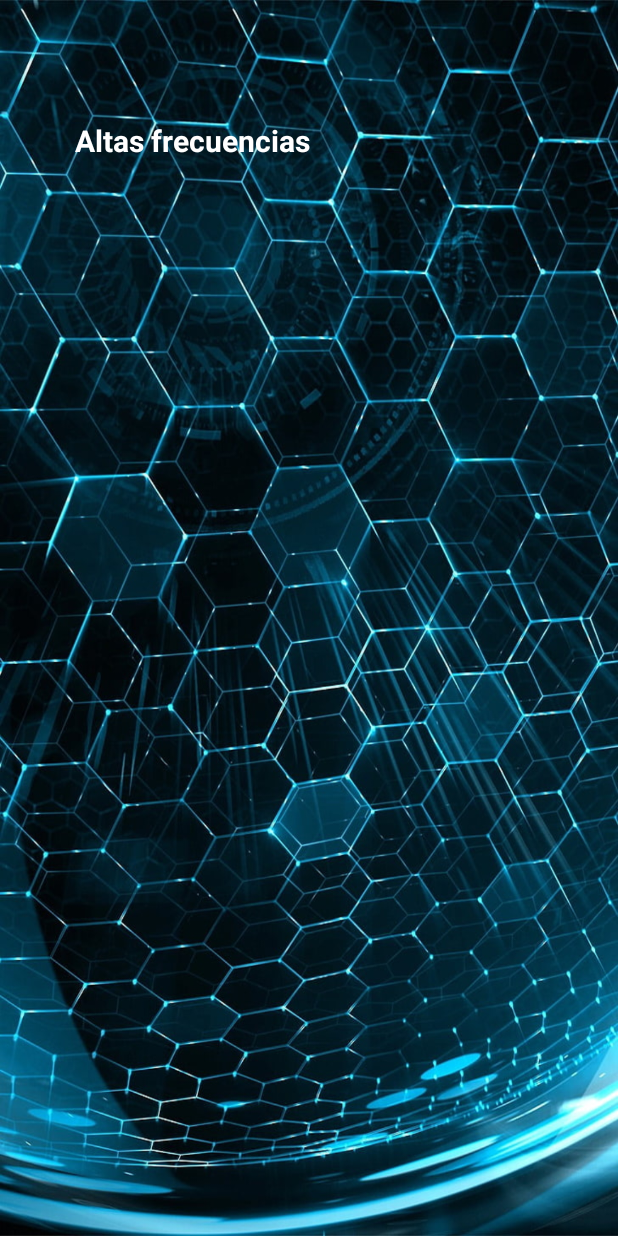
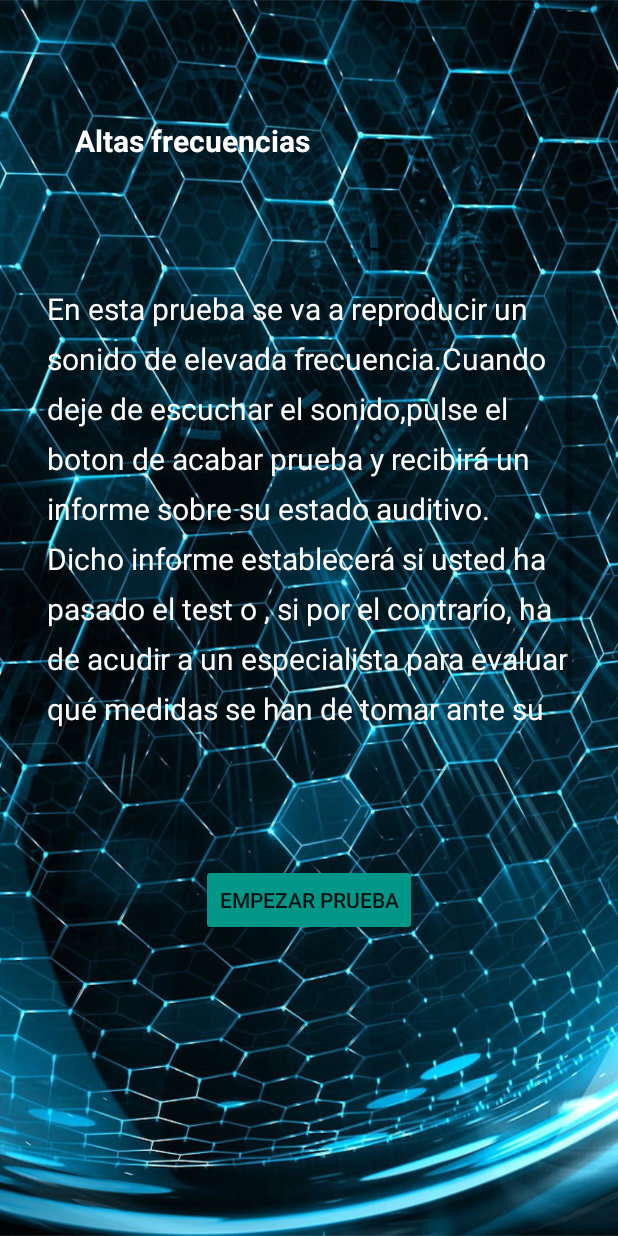
Before and after one commit to javixxxx/trabajoweno, an Android app: the Pantalla_Altas screen opened directly, with no data from a screen before it, on a phone screen of 412 x 824 dp. Run offline under Robolectric (Android 15) with nearby library versions, the phone set to English and light mode, and no system bars.

```diff
--- a/app/src/main/res/layout/activity_main.xml
+++ b/app/src/main/res/layout/activity_main.xml
@@ -2,7 +2,7 @@
 <androidx.constraintlayout.widget.ConstraintLayout xmlns:android="http://schemas.android.com/apk/res/android"
     xmlns:app="http://schemas.android.com/apk/res-auto"
     xmlns:tools="http://schemas.android.com/tools"
-    android:background="@drawable/foto"
+    android:background="@drawable/fondo3"
     android:id="@+id/linearLayout"
     android:layout_width="match_parent"
     android:layout_height="match_parent">
@@ -14,7 +14,7 @@
         android:layout_marginBottom="24dp"
         android:fontFamily="sans-serif-black"
         android:text="¿TIENE PROBLEMAS DE OÍDO?"
-        android:textColor="@color/COLOR_LAUNCH"
+        android:textColor="#009688"
         android:textSize="16sp"
         app:layout_constraintBottom_toTopOf="@+id/SORDERA_IMAGE"
         app:layout_constraintEnd_toEndOf="parent"
@@ -29,7 +29,7 @@
         android:text="LOS MEJORES PROFESIONALES A TU DISPOSICION"
         android:textAlignment="center"
         android:textAppearance="@style/TextAppearance.AppCompat.Body1"
-        android:textColor="@color/COLOR_LAUNCH"
+        android:textColor="#009688"
         android:textSize="16sp"
         app:layout_constraintBottom_toBottomOf="parent"
         app:layout_constraintEnd_toEndOf="parent"
--- a/app/src/main/res/layout/activity_pantalla_altas.xml
+++ b/app/src/main/res/layout/activity_pantalla_altas.xml
@@ -1,7 +1,8 @@
 <?xml version="1.0" encoding="utf-8"?>
-<LinearLayout xmlns:android="http://schemas.android.com/apk/res/android"
+<androidx.constraintlayout.widget.ConstraintLayout xmlns:android="http://schemas.android.com/apk/res/android"
     xmlns:app="http://schemas.android.com/apk/res-auto"
     xmlns:tools="http://schemas.android.com/tools"
+    android:id="@+id/linearLayout2"
     android:layout_width="match_parent"
     android:layout_height="match_parent"
     android:background="@drawable/fondo3"
@@ -11,11 +12,52 @@
         android:id="@+id/text6"
         android:layout_width="wrap_content"
         android:layout_height="wrap_content"
+        android:layout_marginStart="50dp"
+        android:layout_marginLeft="50dp"
+        android:layout_marginTop="80dp"
         android:text="@string/intro3"
+        android:textColor="@color/intro3"
         android:textSize="20sp"
-        android:layout_marginTop="80dp"
-        android:layout_marginLeft="50dp"
         android:textStyle="bold"
-        android:textColor="@color/intro3"/>
+        app:layout_constraintStart_toStartOf="parent"
+        app:layout_constraintTop_toTopOf="parent" />
 
-</LinearLayout>
+    <Button
+        android:id="@+id/button2"
+        android:layout_width="wrap_content"
+        android:layout_height="wrap_content"
+        android:layout_marginBottom="200dp"
+        android:backgroundTint="#009688"
+        android:text="@string/empezar_prueba"
+        app:cornerRadius="30dp"
+        app:layout_constraintBottom_toBottomOf="parent"
+        app:layout_constraintEnd_toEndOf="parent"
+        app:layout_constraintStart_toStartOf="parent" />
+
+    <ScrollView
+        android:layout_width="350dp"
+        android:layout_height="300dp"
+        app:layout_constraintBottom_toTopOf="@+id/button2"
+        app:layout_constraintEnd_toEndOf="parent"
+        app:layout_constraintStart_toStartOf="parent"
+        app:layout_constraintTop_toBottomOf="@+id/text6">
+
+        <LinearLayout
+            android:layout_width="match_parent"
+            android:layout_height="wrap_content"
+            android:orientation="vertical" >
+
+            <TextView
+                android:id="@+id/text8"
+                android:layout_width="wrap_content"
+                android:layout_height="match_parent"
+                android:lineSpacingExtra="10dp"
+                android:text="@string/scroll"
+                android:textColor="@color/intro2"
+                android:textSize="20sp" />
+        </LinearLayout>
+
+
+    </ScrollView>
+
+</androidx.constraintlayout.widget.ConstraintLayout>
--- a/app/src/main/res/values/strings.xml
+++ b/app/src/main/res/values/strings.xml
@@ -10,4 +10,8 @@
     <string name="boton3">Frecuencias bajas</string>
     <string name="intro3">Altas frecuencias</string>
     <string name="intro4">Bajas frecuencias</string>
+    <string name="empezar_prueba">EMPEZAR PRUEBA</string>
+    <string name="scroll">En esta prueba se va a reproducir un sonido de elevada frecuencia.Cuando deje de escuchar el
+        sonido,pulse el boton de acabar prueba y recibirá un informe sobre su estado auditivo. Dicho informe establecerá si usted ha pasado el test o , si por el contrario,
+        ha de acudir a un especialista para evaluar qué medidas se han de tomar ante su problema</string>
 </resources>
```
Also changed, not shown: app/src/main/res/layout/activity_pantalla_bajas.xml (+35 -5 lines).
